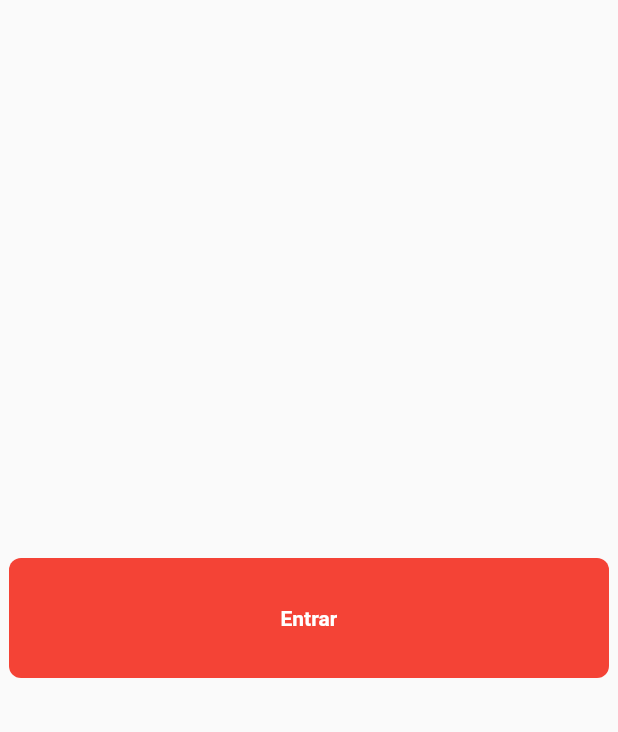
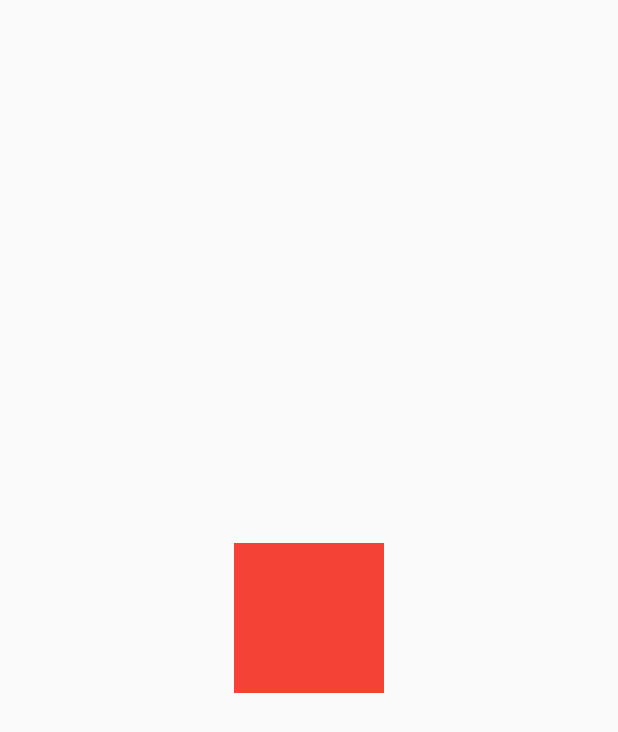
Before and after one commit to tecrodrigocastro/estudos_flutter, a Flutter app: the screen it shows after launch, on a phone screen of 412 x 824 dp. Shown: the top 732 px of the screen. Run offline on Flutter 3.47's test engine with Material 2 defaults, Android fonts, the phone set to English and light mode, and no system bars.

Commit message:
Animações controladas - AnimatedBuilder

```diff
--- /dev/null
+++ b/lib/cases/animacoes/animacoes_controladas.dart
@@ -0,0 +1,56 @@
+import 'package:flutter/material.dart';
+import 'package:flutter/src/foundation/key.dart';
+import 'package:flutter/src/widgets/framework.dart';
+
+class AnimacoesControladas extends StatefulWidget {
+  const AnimacoesControladas({Key? key}) : super(key: key);
+
+  @override
+  State<AnimacoesControladas> createState() => _AnimacoesControladasState();
+}
+
+class _AnimacoesControladasState extends State<AnimacoesControladas>
+    with SingleTickerProviderStateMixin {
+  late final AnimationController controller;
+  late final Animation<double> squadSize;
+
+  @override
+  void initState() {
+    super.initState();
+    controller =
+        AnimationController(vsync: this, duration: const Duration(seconds: 2));
+    squadSize = Tween<double>(begin: 100, end: 400).animate(controller);
+  }
+
+  @override
+  void dispose() {
+    super.dispose();
+    controller.dispose();
+  }
+
+  @override
+  Widget build(BuildContext context) {
+    return Scaffold(
+      body: Center(
+        child: GestureDetector(
+          onTap: () {
+            if (controller.value > 0) {
+              controller.reverse();
+            } else {
+              controller.forward();
+            }
+          },
+          child: AnimatedBuilder(
+              animation: squadSize,
+              builder: (context, widget) {
+                return Container(
+                  height: squadSize.value,
+                  width: squadSize.value,
+                  color: Color.lerp(Colors.red, Colors.blue, controller.value),
+                );
+              }),
+        ),
+      ),
+    );
+  }
+}
--- a/lib/cases/animacoes/animacoes.dart
+++ b/lib/cases/animacoes/animacoes_impricitas.dart
@@ -23,7 +23,7 @@ class _AnimacoesFlutterState extends State<AnimacoesFlutter> {
           child: AnimatedContainer(
               alignment: Alignment.center,
               curve: Curves.easeOut,
-              duration: Duration(milliseconds: 800),
+              duration: const Duration(milliseconds: 800),
               height: 80,
               width: isLoading ? 80 : 400,
               decoration: BoxDecoration(
--- a/lib/main.dart
+++ b/lib/main.dart
@@ -1,4 +1,5 @@
-import 'package:estudos/cases/animacoes/animacoes.dart';
+import 'package:estudos/cases/animacoes/animacoes_impricitas.dart';
+import 'package:estudos/cases/animacoes/animacoes_controladas.dart';
 import 'package:flutter/material.dart';
 
 void main() {
@@ -15,7 +16,7 @@ class MyApp extends StatelessWidget {
       theme: ThemeData(
         primarySwatch: Colors.purple,
       ),
-      home: const AnimacoesFlutter(),
+      home: const AnimacoesControladas(),
     );
   }
 }
```
